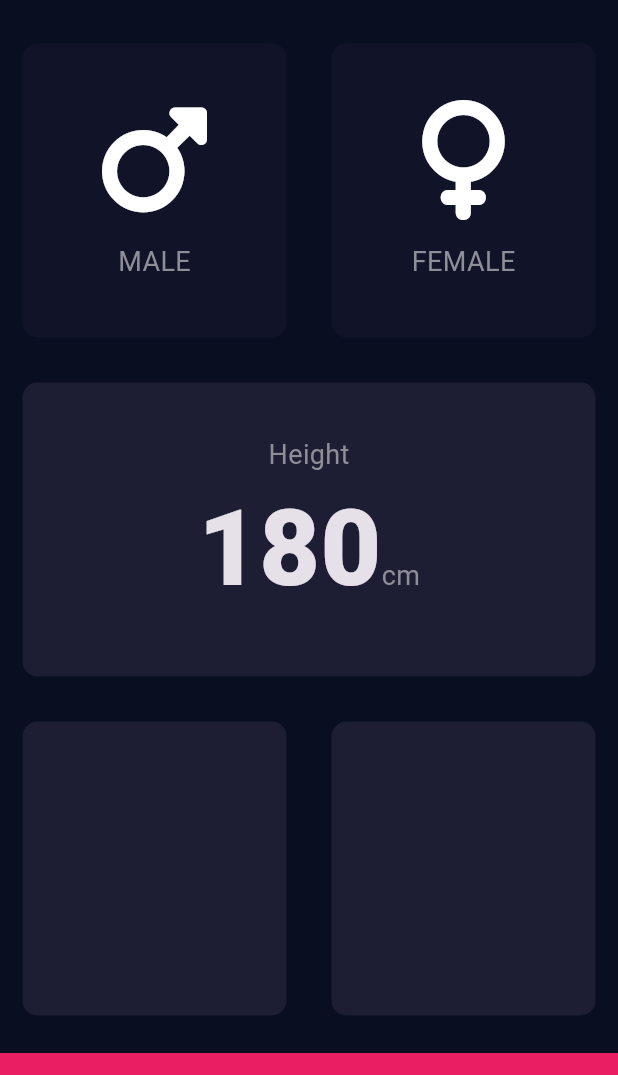
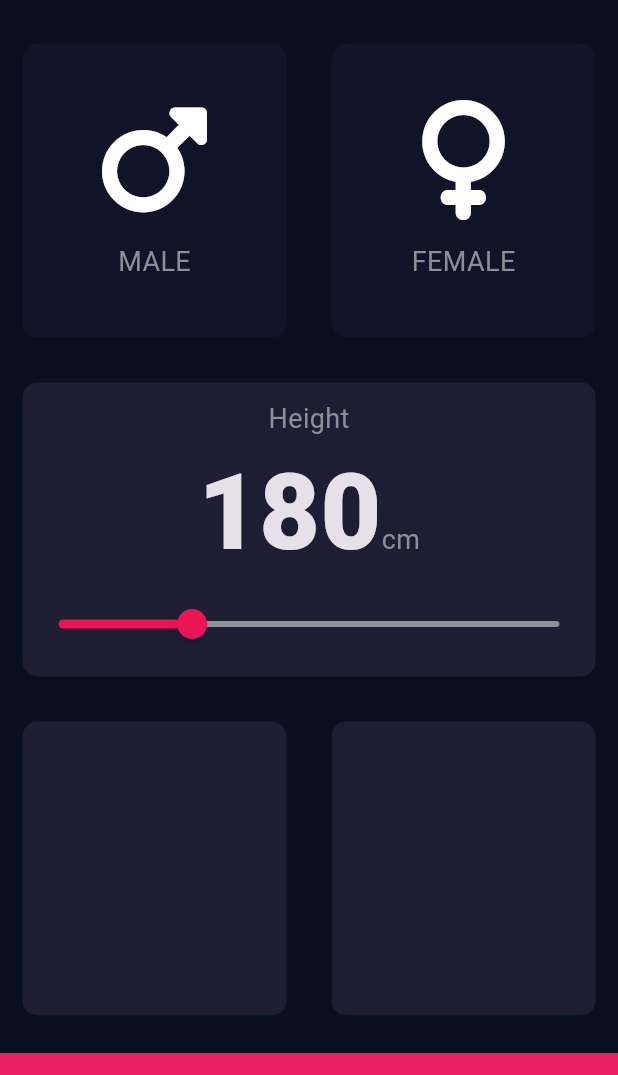
Before and after one commit to Oyebliss/BMI-Calculator-demo, a Flutter app: the screen it shows after launch, on a phone screen of 412 x 824 dp, the part 63-1138 px from its top. Run offline on Flutter 3.47's test engine with Material 3 defaults, Android fonts, the phone set to English and light mode, and no system bars; our stand-ins replace font_awesome_flutter.

Commit message:
Add a slider widget and added it's hard code to constants file

```diff
--- a/lib/pages/input_page.dart
+++ b/lib/pages/input_page.dart
@@ -19,6 +19,7 @@ class InputPage extends StatefulWidget {
 }
 
 class _InputPageState extends State<InputPage> {
+  int height = 180;
   GenderType? selectedGender;
 
   @override
@@ -73,13 +74,13 @@ class _InputPageState extends State<InputPage> {
               ],
             ),
           ),
-          const Expanded(
+          Expanded(
             child: ReusedCard(
               colour: kActiveColor,
               cardChild: Column(
                 mainAxisAlignment: MainAxisAlignment.center,
                 children: [
-                  Text(
+                  const Text(
                     'Height',
                     style: kLabelTextStyle,
                   ),
@@ -89,14 +90,26 @@ class _InputPageState extends State<InputPage> {
                     textBaseline: TextBaseline.alphabetic,
                     children: [
                       Text(
-                        '180',
+                        height.toString(),
                         style: kLargeLabel,
                       ),
-                      Text(
+                      const Text(
                         'cm',
                         style: kLabelTextStyle,
                       ),
                     ],
+                  ),
+                  Slider(
+                    min: kSliderMin,
+                    max: kSliderMax,
+                    activeColor: kSliderActiveColor,
+                    inactiveColor: kSliderInactiveColor,
+                    value: height.toDouble(),
+                    onChanged: (newValue) {
+                      setState(() {
+                        height = newValue.round();
+                      });
+                    },
                   ),
                 ],
               ),
--- a/lib/utils/constants.dart
+++ b/lib/utils/constants.dart
@@ -14,3 +14,8 @@ const kLargeLabel = TextStyle(
   fontSize: 70,
   fontWeight: FontWeight.w900,
 );
+
+const kSliderMin = 100.00;
+const kSliderMax = 400.00;
+const kSliderActiveColor = Color(0xFFEB1555);
+const kSliderInactiveColor = Color(0xFF8D8E98);
```
